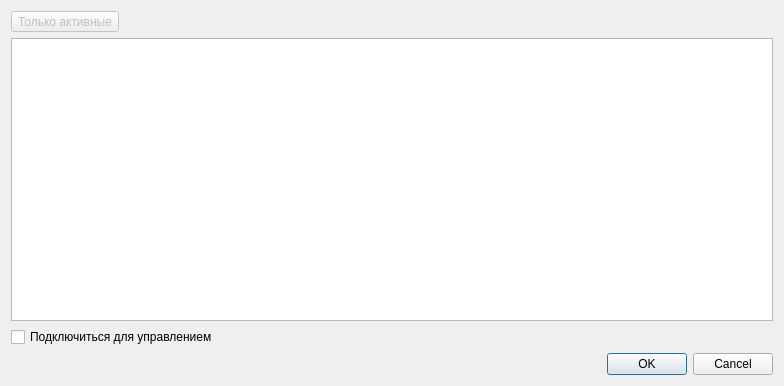
arcirk/arcirk_all, file ProfileManager/dialogremoteusers.ui: the form before one commit.
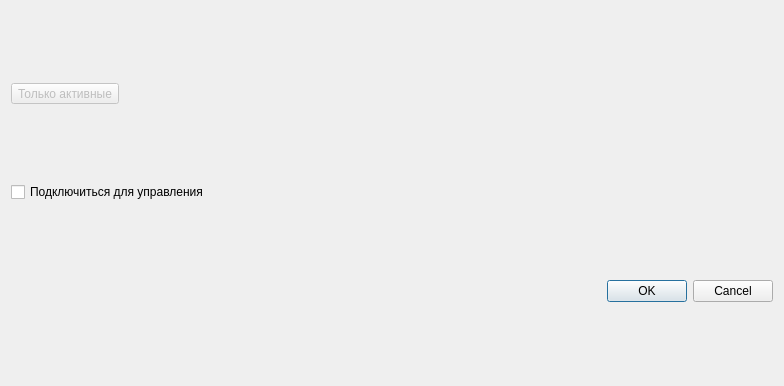
The form after the commit.

```diff
--- a/ProfileManager/dialogremoteusers.ui
+++ b/ProfileManager/dialogremoteusers.ui
@@ -14,14 +14,9 @@
    <string>Сеансы текущего сервера</string>
   </property>
   <layout class="QGridLayout" name="gridLayout">
-   <item row="2" column="0">
-    <widget class="QCheckBox" name="chkMnanager">
-     <property name="text">
-      <string>Подключиться для управлением</string>
-     </property>
-    </widget>
-   </item>
    <item row="0" column="0">
+    <layout class="QVBoxLayout" name="verticalLayout">
+     <item>
     <layout class="QHBoxLayout" name="horizontalLayout">
      <item>
       <widget class="QToolButton" name="btnSetOnlineOnly">
@@ -51,10 +46,9 @@
      </item>
     </layout>
    </item>
+    </layout>
+   </item>
    <item row="3" column="0">
-    <layout class="QHBoxLayout" name="horizontalLayout_2"/>
-   </item>
-   <item row="4" column="0">
     <widget class="QDialogButtonBox" name="buttonBox">
      <property name="orientation">
       <enum>Qt::Horizontal</enum>
@@ -64,8 +58,12 @@
      </property>
     </widget>
    </item>
-   <item row="1" column="0">
-    <widget class="QTreeView" name="treeView"/>
+   <item row="2" column="0">
+    <widget class="QCheckBox" name="chkMnanager">
+     <property name="text">
+      <string>Подключиться для управления</string>
+     </property>
+    </widget>
    </item>
   </layout>
  </widget>
```
Lines whose indentation alone changed are shown as unchanged.
